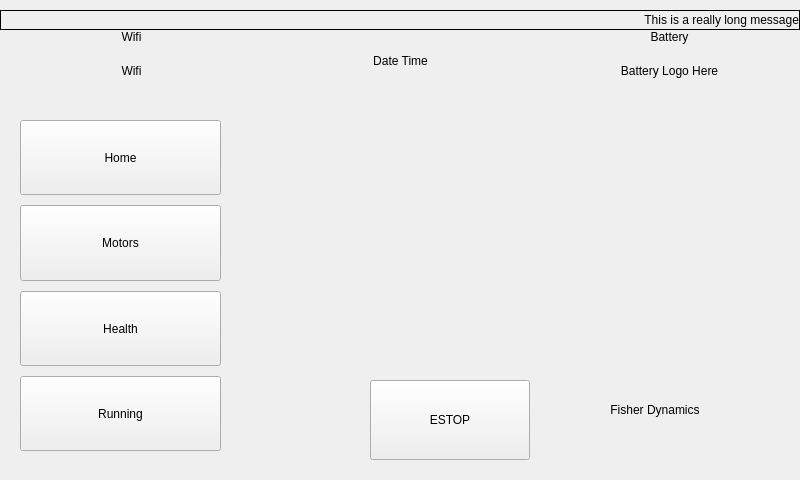
The window that amr_v4_qt/src/main_screen.ui (ColinSmith14/agv_gui) describes before a commit, drawn with Qt 5.
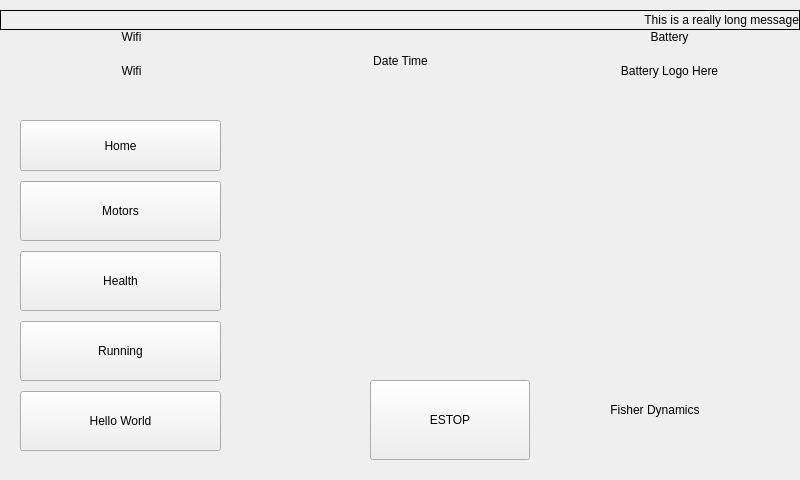
The same window after the commit. Custom widgets are drawn as their Qt base class.

Commit message: Add hello world widget

The edit to the form file:
```diff
--- a/amr_v4_qt/src/main_screen.ui
+++ b/amr_v4_qt/src/main_screen.ui
@@ -129,6 +129,25 @@
       </property>
      </widget>
     </item>
+    <item>
+     <widget class="QPushButton" name="helloScreenButton">
+      <property name="sizePolicy">
+       <sizepolicy hsizetype="Minimum" vsizetype="Minimum">
+        <horstretch>0</horstretch>
+        <verstretch>0</verstretch>
+       </sizepolicy>
+      </property>
+      <property name="minimumSize">
+       <size>
+        <width>160</width>
+        <height>60</height>
+       </size>
+      </property>
+      <property name="text">
+       <string>Hello World</string>
+      </property>
+     </widget>
+    </item>
    </layout>
   </widget>
   <widget class="QStackedWidget" name="mainContent">
```
The commit also changes 620 other files.
